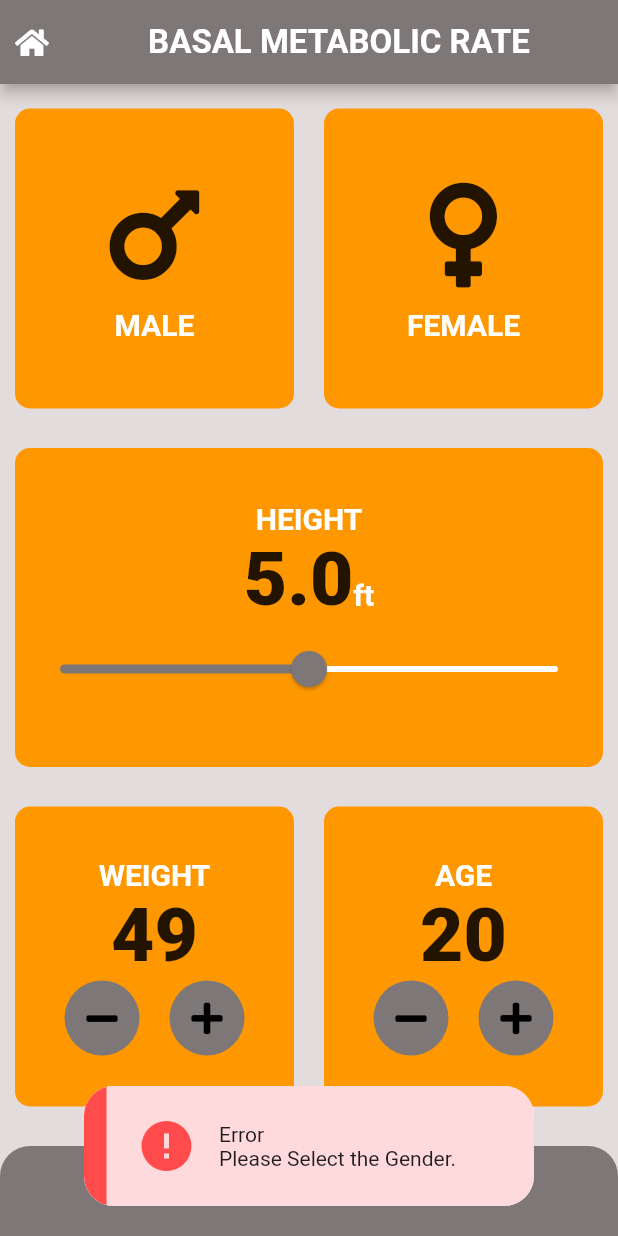
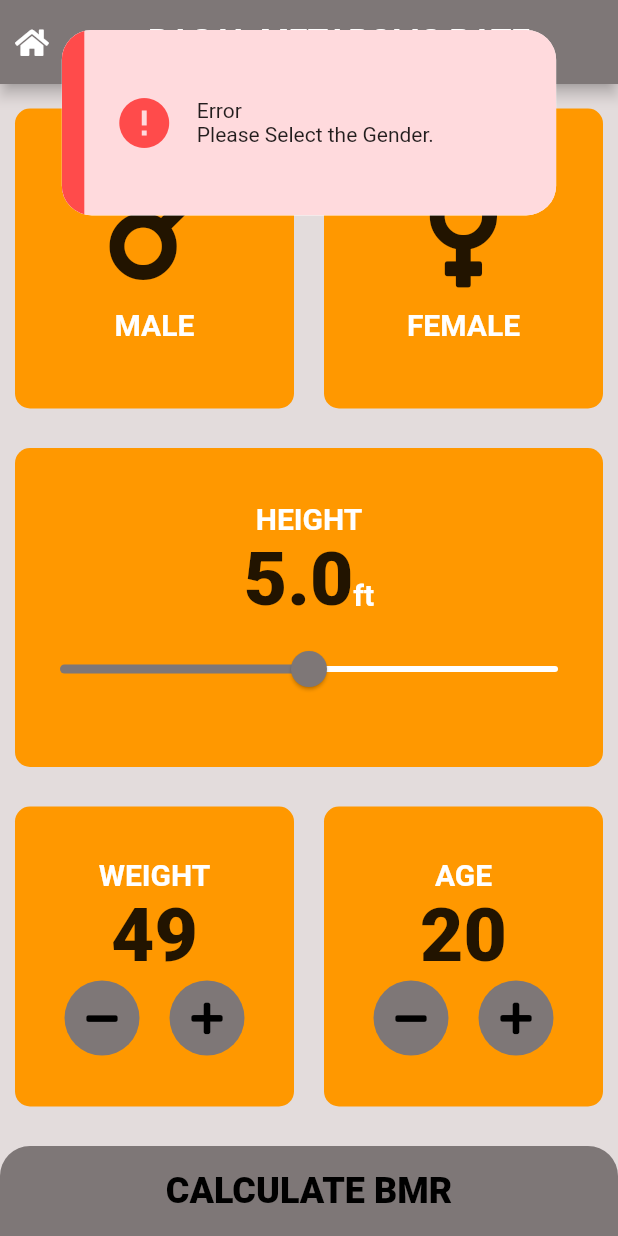
Before and after one commit to IamShahabAlam/You-re-Fit-App, a Flutter app: the BMR_Page screen opened directly, after a tap on "CALCULATE BMR", on a phone screen of 412 x 824 dp. Run offline on Flutter 3.47's test engine with Material 2 defaults, Android fonts, the phone set to English and light mode, and no system bars; our stand-ins replace animated_splash_screen, font_awesome_flutter, motion_toast.

Commit message:
Initial Commit

```diff
--- a/lib/screens/bmr_page.dart
+++ b/lib/screens/bmr_page.dart
@@ -49,6 +49,10 @@ class _BMR_PageState extends State<BMR_Page> {
 
   @override
   Widget build(BuildContext context) {
+
+    final _h = MediaQuery.of(context).size.height;
+    final _w = MediaQuery.of(context).size.width;
+
     return Scaffold(
       backgroundColor: Color(0xffe3dcdc) ,
       appBar: AppBar( backgroundColor: kinactiveCardColor,
@@ -299,12 +303,15 @@ class _BMR_PageState extends State<BMR_Page> {
               ));
             } else {
 
+// Motion Toast
               MotionToast.error(
+                width: _w*0.8,
+                height: _h*0.15,
                 title: Text("Error"),
                 description: Text("Please Select the Gender."),
-                width: 300.0,
-                // height: 220.0,
                 animationType: AnimationType.fromLeft,
+                dismissable: true,
+                position: MotionToastPosition.top,
 
 
 
```
